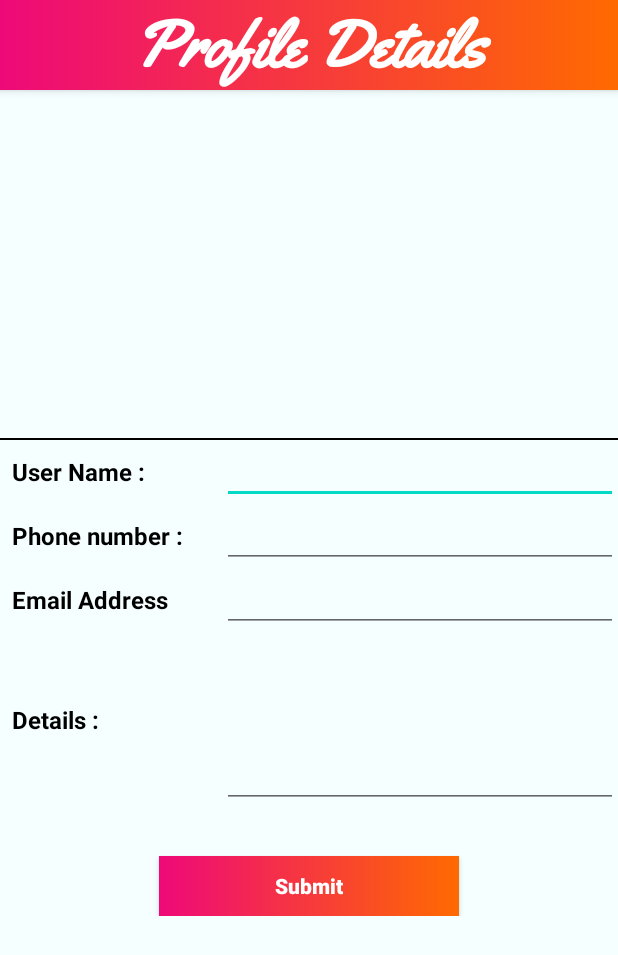
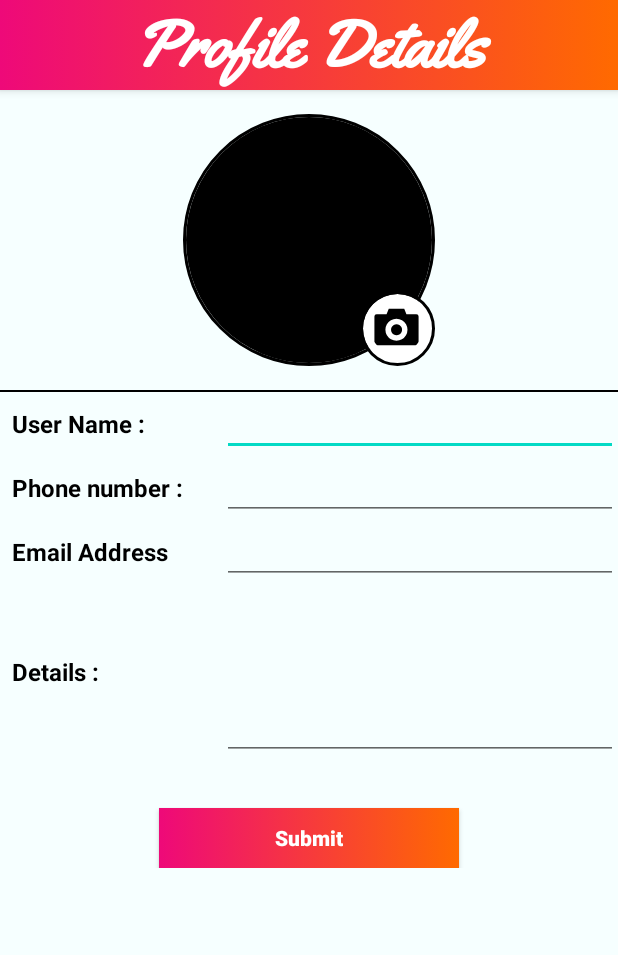
Before and after one commit to nayelfares/Medical, an Android app: the layout activity_profile_details.xml on its own in the app's theme, with its tools: preview values and no code run, on a phone screen of 412 x 824 dp. Shown: the top 955 px of the screen. Run offline under Robolectric (Android 15) with nearby library versions, the phone set to English and light mode, and no system bars; network calls fail.

Commit message:
update profile photo icon

```diff
--- a/app/src/main/java/com/emarketing/medical/ui/DoctorDetails.kt
+++ b/app/src/main/java/com/emarketing/medical/ui/DoctorDetails.kt
@@ -46,7 +46,7 @@ class DoctorDetails : BaseActivity() {
         submit.setOnClickListener {
             loading()
             val apiManager= MainAPIManager().provideRetrofitInterface().create(RequestInterface::class.java)
-            val rateVar  = apiManager.rate(token,doctor.id,rating.numStars,id)
+            val rateVar  = apiManager.rate(token,doctor.id,rating.rating.toInt(),id)
             rateVar.subscribeOn(Schedulers.io())
                 .observeOn(AndroidSchedulers.mainThread())
                 .subscribe(object : Observer<Response> {
--- a/app/src/main/java/com/emarketing/medical/ui/ProfileDetails.kt
+++ b/app/src/main/java/com/emarketing/medical/ui/ProfileDetails.kt
@@ -28,6 +28,8 @@ class ProfileDetails : BaseActivity() ,ProfileView{
         photo.setOnClickListener {
                 CropImage.activity().setGuidelines(CropImageView.Guidelines.ON).start(this)
         }
+        cameraContainer.setOnClickListener{photo.callOnClick()}
+        camera.setOnClickListener{photo.callOnClick()}
     }
 
     override fun getProfileSuccess(profile: Profile) {
--- /dev/null
+++ b/app/src/main/res/drawable/ic_high_contrast_camera_photo.xml
@@ -0,0 +1,9 @@
+<vector xmlns:android="http://schemas.android.com/apk/res/android"
+    android:width="48dp"
+    android:height="48dp"
+    android:viewportWidth="48"
+    android:viewportHeight="48">
+  <path
+      android:fillColor="#FF000000"
+      android:pathData="M6,12a2,2 0,0 0,-2 2v24a2,2 0,0 0,2 2h36a2,2 0,0 0,2 -2L44,14a2,2 0,0 0,-2 -2h-9l-2,-5L17,7l-2,5zM24,16a10,10 0,1 1,-0.1 0zM24,21a5,5 0,1 0,0.1 0z"/>
+</vector>
--- a/app/src/main/res/layout/activity_profile_details.xml
+++ b/app/src/main/res/layout/activity_profile_details.xml
@@ -44,14 +44,41 @@
             android:layout_width="match_parent"
             android:orientation="vertical"
             android:layout_height="match_parent">
+            <RelativeLayout
+                android:layout_width="200dp"
+                android:layout_gravity="center"
+                android:layout_height="200dp">
                 <de.hdodenhof.circleimageview.CircleImageView
                     android:layout_width="match_parent"
-                android:layout_height="200dp"
+                    android:layout_height="match_parent"
                     android:layout_marginTop="16dp"
                     android:layout_marginBottom="16dp"
                     app:civ_border_color="@color/black"
+                    android:src="@color/black"
+                    android:layout_centerInParent="true"
                     app:civ_border_width="2dp"
                     android:id="@+id/photo"/>
+                <de.hdodenhof.circleimageview.CircleImageView
+                    android:layout_width="50dp"
+                    android:layout_height="50dp"
+                    android:layout_marginTop="16dp"
+                    app:civ_border_color="@color/black"
+                    android:src="@color/white"
+                    android:id="@+id/cameraContainer"
+                    android:layout_alignParentBottom="true"
+                    android:layout_alignParentEnd="true"
+                    android:layout_margin="16dp"
+                    app:civ_border_width="2dp"/>
+                <de.hdodenhof.circleimageview.CircleImageView
+                    android:layout_width="35dp"
+                    android:layout_height="35dp"
+                    android:id="@+id/camera"
+                    android:layout_marginTop="16dp"
+                    android:src="@drawable/ic_high_contrast_camera_photo"
+                    android:layout_alignParentBottom="true"
+                    android:layout_alignParentEnd="true"
+                    android:layout_margin="24dp"/>
+            </RelativeLayout>
             <View
                 android:layout_width="match_parent"
                 android:layout_height="1dp"
```
Lines whose indentation alone changed are shown as unchanged.
